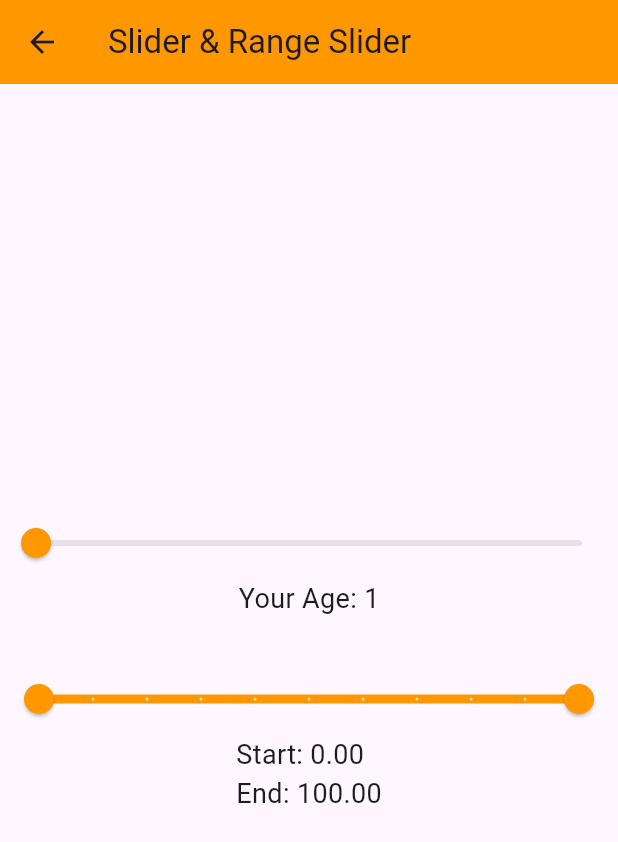
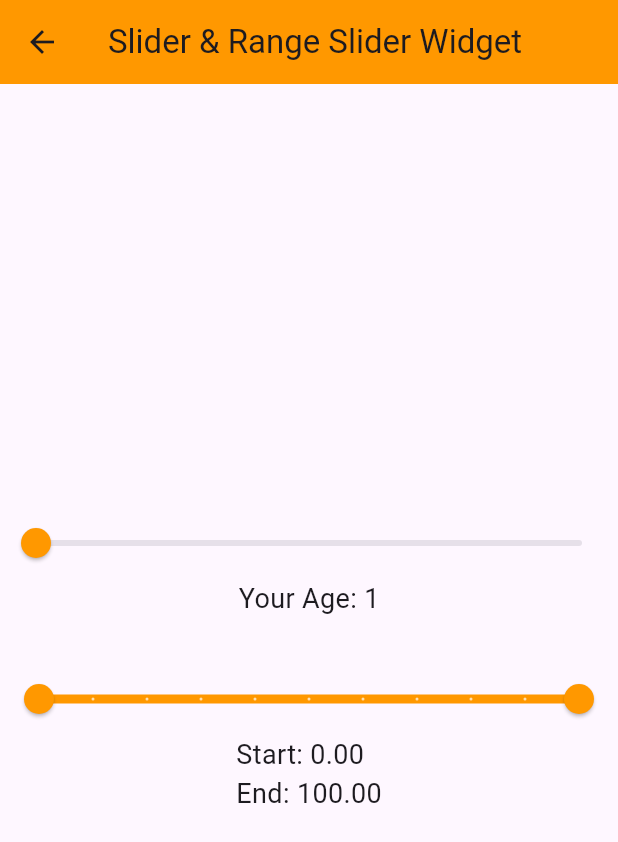
Before and after one commit to thisisdishang/JourneyToFlutter, a Flutter app: the screen it shows after launch, in the side drawer, after a tap on "Slider & Range Slider", on a phone screen of 412 x 824 dp. Shown: the top 842 px of the screen. Run offline on Flutter 3.47's test engine with Material 3 defaults, Android fonts, the light colour scheme and no system bars; our stand-ins replace fluttertoast, font_awesome_flutter.

Commit message:
Update MyRangeSlider.dart

```diff
--- a/lib/MyRangeSlider.dart
+++ b/lib/MyRangeSlider.dart
@@ -18,7 +18,7 @@ class _MyRangeSliderState extends State<MyRangeSlider> {
 
     return Scaffold(
       appBar: AppBar(
-        title: Text('Slider & Range Slider'),
+        title: Text('Slider & Range Slider Widget'),
         backgroundColor: Colors.orange,
       ),
       body: Center(
```
